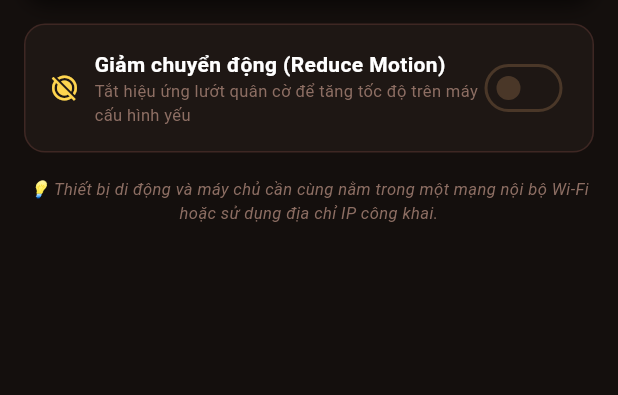
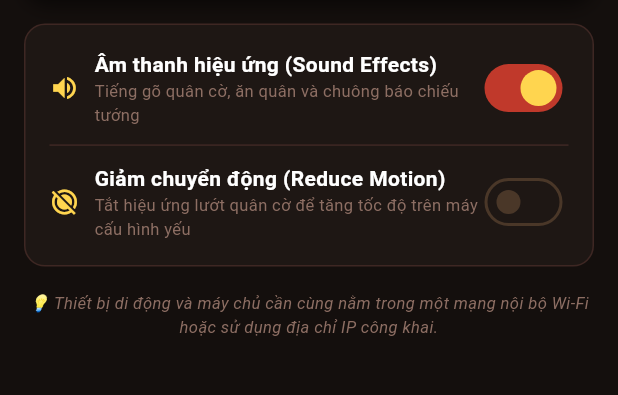
Before and after one commit to thequang120605-byte/C-T-ng-, a Flutter app: the SettingsScreen screen opened directly, on a phone screen of 412 x 824 dp, the part 598-993 px from its top. Run offline on Flutter 3.47's test engine with Material 3 defaults, Android fonts, the light colour scheme and no system bars; our stand-ins replace audioplayers, google_fonts, shared_preferences; missing offline and left inert: signalr_netcore; accounts and stored records are empty; network calls fail; Roboto replaces fonts that are missing (Philosopher).

Commit message:
feat(audio): tích hợp hệ thống âm thanh hiệu ứng cờ tướng (tiếng gõ quân, ăn quân, chiếu tướng, chiến thắng) với audioplayers và công tắc bật/tắt trong Cài đặt

```diff
--- a/lib/screens/game_screen.dart
+++ b/lib/screens/game_screen.dart
@@ -345,8 +345,10 @@ class _GameScreenState extends State<GameScreen> {
     final isCapture = _game?.boardPieces.any((p) => p.row == toX && p.col == toY) ?? false;
     if (isCapture) {
       HapticFeedback.mediumImpact();
+      AppServices.instance.sound.playCapture();
     } else {
       HapticFeedback.lightImpact();
+      AppServices.instance.sound.playMove();
     }
     setState(() => _isBusy = true);
 
@@ -480,6 +482,7 @@ class _GameScreenState extends State<GameScreen> {
         }
         setState(() {});
       } else if (result == 'wrong') {
+        AppServices.instance.sound.playIllegal();
         _statusMessage = message;
         if (res['reply'] != null) {
           final reply = res['reply'] as Map<String, dynamic>;
@@ -722,6 +725,7 @@ class _GameScreenState extends State<GameScreen> {
 
   void _showPuzzleVictoryModal(String message) {
     HapticFeedback.heavyImpact();
+    AppServices.instance.sound.playWin();
     showDialog(
       context: context,
       barrierDismissible: false,
@@ -844,8 +848,15 @@ class _GameScreenState extends State<GameScreen> {
 
     if (dto.isCheck) {
       HapticFeedback.heavyImpact();
+      AppServices.instance.sound.playCheck();
     }
     _statusMessage = _isGameOver ? _gameOverTitle : _currentTurnText;
+    if (_isGameOver) {
+      final winner = _game?.status == 'RedWins' ? 'Red' : 'Black';
+      if (_myPlayerColor.isNotEmpty && winner == _myPlayerColor) {
+        AppServices.instance.sound.playWin();
+      }
+    }
     if (mounted) setState(() {});
   }
 
@@ -1006,8 +1017,10 @@ class _GameScreenState extends State<GameScreen> {
     final isCapture = _game?.boardPieces.any((p) => p.row == toX && p.col == toY) ?? false;
     if (isCapture) {
       HapticFeedback.mediumImpact();
+      AppServices.instance.sound.playCapture();
     } else {
       HapticFeedback.lightImpact();
+      AppServices.instance.sound.playMove();
     }
     setState(() => _isBusy = true);
     final epoch = _boardEpoch;
--- a/lib/screens/settings_screen.dart
+++ b/lib/screens/settings_screen.dart
@@ -15,6 +15,7 @@ class _SettingsScreenState extends State<SettingsScreen> {
   Color _statusColor = const Color(0xFFBCAAA4);
   bool _isBusy = false;
   late bool _reduceMotion;
+  late bool _soundEnabled;
 
   @override
   void initState() {
@@ -22,6 +23,7 @@ class _SettingsScreenState extends State<SettingsScreen> {
     final cfg = AppServices.instance.config;
     _urlCtrl = TextEditingController(text: cfg.baseUrl);
     _reduceMotion = cfg.reduceMotion;
+    _soundEnabled = cfg.soundEnabled;
   }
 
   @override
@@ -294,6 +296,50 @@ class _SettingsScreenState extends State<SettingsScreen> {
                     ),
                     child: Column(
                       children: [
+                        // Tùy chọn Âm thanh hiệu ứng
+                        Row(
+                          children: [
+                            const Icon(Icons.volume_up, color: Color(0xFFFFD54F), size: 20),
+                            const SizedBox(width: 10),
+                            Expanded(
+                              child: Column(
+                                crossAxisAlignment: CrossAxisAlignment.start,
+                                children: [
+                                  Text(
+                                    'Âm thanh hiệu ứng (Sound Effects)',
+                                    style: GoogleFonts.philosopher(
+                                      fontWeight: FontWeight.bold,
+                                      color: Colors.white,
+                                      fontSize: 14,
+                                    ),
+                                  ),
+                                  Text(
+                                    'Tiếng gõ quân cờ, ăn quân và chuông báo chiếu tướng',
+                                    style: GoogleFonts.philosopher(
+                                      fontSize: 11,
+                                      color: const Color(0xFF8D6E63),
+                                    ),
+                                  ),
+                                ],
+                              ),
+                            ),
+                            Switch(
+                              value: _soundEnabled,
+                              activeThumbColor: const Color(0xFFFFD54F),
+                              activeTrackColor: const Color(0xFFC0392B),
+                              onChanged: (v) {
+                                setState(() => _soundEnabled = v);
+                                cfg.soundEnabled = v;
+                                if (v) {
+                                  AppServices.instance.sound.playMove();
+                                }
+                              },
+                            ),
+                          ],
+                        ),
+                        const Divider(color: Color(0xFF3E2723), height: 24),
+
+                        // Tùy chọn Giảm chuyển động
                         Row(
                           children: [
                             const Icon(Icons.motion_photos_off, color: Color(0xFFFFD54F), size: 20),
--- a/lib/services/app_services.dart
+++ b/lib/services/app_services.dart
@@ -5,6 +5,7 @@ import 'config_service.dart';
 import 'hybrid_api_service.dart';
 import 'offline_game_service.dart';
 import 'signalr_service.dart';
+import 'sound_service.dart';
 
 class AppServices {
   late final ConfigService config;
@@ -13,6 +14,7 @@ class AppServices {
   late final OfflineGameService offlineGame;
   late final HybridApiService api;
   late final SignalRService signalR;
+  late final SoundService sound;
 
   static final AppServices instance = AppServices._();
   AppServices._();
@@ -25,5 +27,7 @@ class AppServices {
     offlineGame = OfflineGameService();
     api = HybridApiService(remoteApi, offlineGame);
     signalR = SignalRService(config, auth);
+    sound = SoundService.instance;
+    await sound.init(config);
   }
 }
--- a/lib/services/config_service.dart
+++ b/lib/services/config_service.dart
@@ -4,6 +4,7 @@ import 'package:shared_preferences/shared_preferences.dart';
 class ConfigService extends ChangeNotifier {
   static const String _baseUrlKey = 'app_base_url';
   static const String _reduceMotionKey = 'reduce_motion';
+  static const String _soundEnabledKey = 'sound_enabled';
 
   final SharedPreferences _prefs;
   int _generation = 0;
@@ -34,6 +35,13 @@ class ConfigService extends ChangeNotifier {
     notifyListeners();
   }
 
+  bool get soundEnabled => _prefs.getBool(_soundEnabledKey) ?? true;
+
+  set soundEnabled(bool value) {
+    _prefs.setBool(_soundEnabledKey, value);
+    notifyListeners();
+  }
+
   static String normalize(String? value) {
     final raw = value?.trim() ?? '';
     final uri = Uri.tryParse(raw);
--- a/pubspec.yaml
+++ b/pubspec.yaml
@@ -39,6 +39,7 @@ dependencies:
   url_launcher: ^6.3.3
   signalr_netcore: ^1.4.4
   google_fonts: ^8.2.1
+  audioplayers: ^6.8.1
 
 dev_dependencies:
   flutter_test:
@@ -61,6 +62,9 @@ flutter:
   # included with your application, so that you can use the icons in
   # the material Icons class.
   uses-material-design: true
+
+  assets:
+    - assets/sounds/
 
   # To add assets to your application, add an assets section, like this:
   # assets:
```
Also changed, not shown: lib/services/sound_service.dart (added, +64 -0 lines), pubspec.lock, 5 other files.
